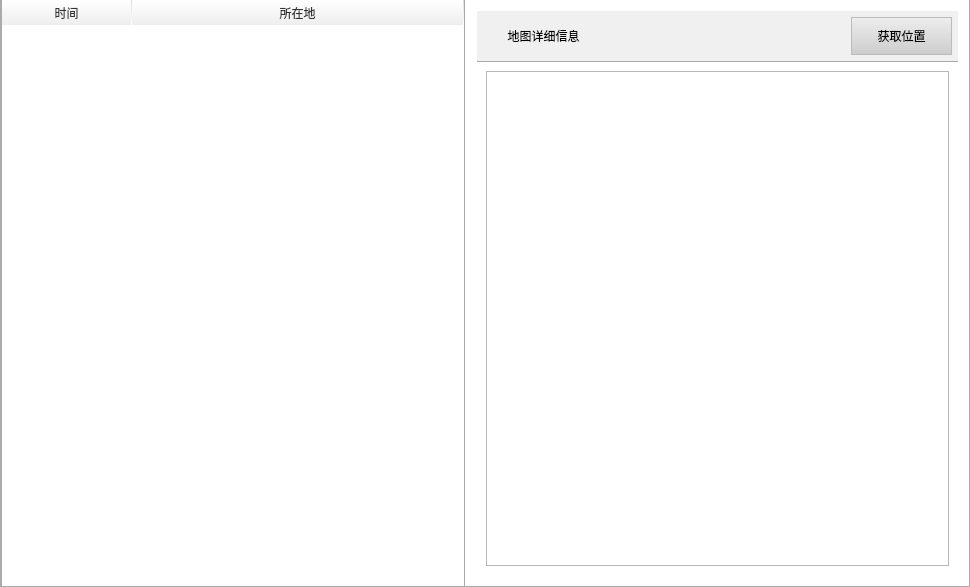
The window that mapinfodlg.ui (yzx65/RemoteControl) describes before a commit, drawn with Qt 5.
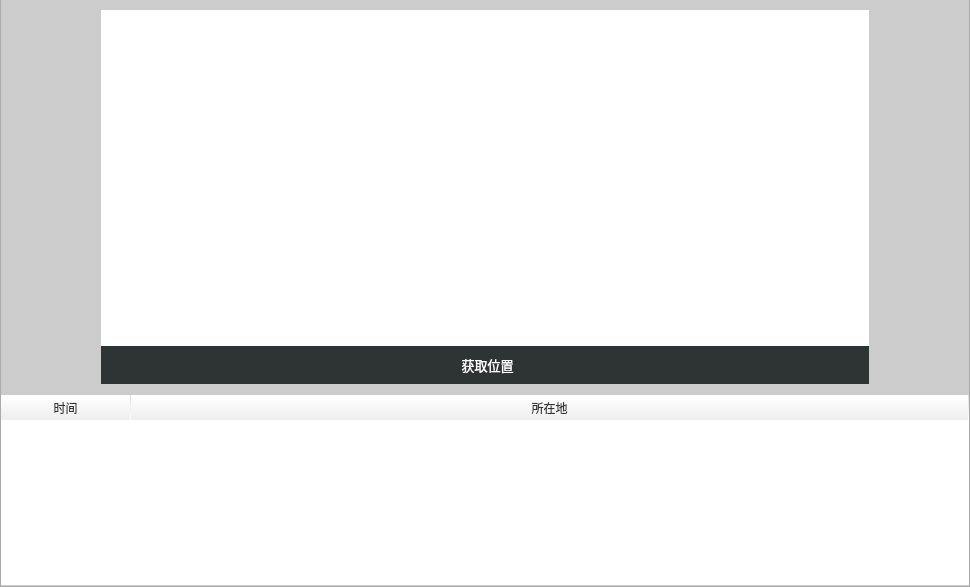
The same window after the commit. Icons and pictures are not drawn.

What changed in the file:
```diff
--- a/mapinfodlg.ui
+++ b/mapinfodlg.ui
@@ -13,6 +13,12 @@
   <property name="windowTitle">
    <string>MapInfoDlg</string>
   </property>
+  <property name="styleSheet">
+   <string notr="true">QFrame#MapInfoDlg
+{
+	background-color:#cccccc;
+}</string>
+  </property>
   <layout class="QHBoxLayout" name="horizontalLayout">
    <property name="spacing">
     <number>0</number>
@@ -25,7 +31,7 @@
      <property name="styleSheet">
       <string notr="true">QFrame#map
 {	
- background-color:white;
+ background-color:#cccccc;
 border:1px solid #aaaaaa;
  border-top-width:0px;
 }</string>
@@ -36,7 +42,7 @@
      <property name="frameShadow">
       <enum>QFrame::Raised</enum>
      </property>
-     <layout class="QHBoxLayout" name="horizontalLayout_11">
+     <layout class="QVBoxLayout" name="verticalLayout_2">
       <property name="spacing">
        <number>0</number>
       </property>
@@ -44,19 +50,177 @@
        <number>0</number>
       </property>
       <item>
-       <widget class="QSplitter" name="spltMap">
+       <layout class="QVBoxLayout" name="verticalLayout_21">
+        <property name="spacing">
+         <number>0</number>
+        </property>
+        <item>
+         <spacer name="verticalSpacer_2">
+          <property name="orientation">
+           <enum>Qt::Vertical</enum>
+          </property>
+          <property name="sizeType">
+           <enum>QSizePolicy::Fixed</enum>
+          </property>
+          <property name="sizeHint" stdset="0">
+           <size>
+            <width>20</width>
+            <height>10</height>
+           </size>
+          </property>
+         </spacer>
+        </item>
+       </layout>
+      </item>
+      <item>
+       <layout class="QHBoxLayout" name="horizontalLayout_2">
+        <item>
+         <spacer name="horizontalSpacer">
+          <property name="orientation">
+           <enum>Qt::Horizontal</enum>
+          </property>
+          <property name="sizeType">
+           <enum>QSizePolicy::Fixed</enum>
+          </property>
+          <property name="sizeHint" stdset="0">
+           <size>
+            <width>100</width>
+            <height>20</height>
+           </size>
+          </property>
+         </spacer>
+        </item>
+        <item>
+         <layout class="QVBoxLayout" name="verticalLayout">
+          <property name="spacing">
+           <number>0</number>
+          </property>
+          <item>
+           <widget class="QFrame" name="mapContainer">
         <property name="sizePolicy">
-         <sizepolicy hsizetype="Minimum" vsizetype="Preferred">
+             <sizepolicy hsizetype="Expanding" vsizetype="Expanding">
           <horstretch>0</horstretch>
           <verstretch>0</verstretch>
          </sizepolicy>
         </property>
+            <property name="minimumSize">
+             <size>
+              <width>500</width>
+              <height>300</height>
+             </size>
+            </property>
+            <property name="styleSheet">
+             <string notr="true">QFrame#mapContainer
+{
+	padding:-10px;
+	border:1px solid white;
+	background-color:white;
+}</string>
+            </property>
+            <property name="frameShape">
+             <enum>QFrame::StyledPanel</enum>
+            </property>
+            <property name="frameShadow">
+             <enum>QFrame::Raised</enum>
+            </property>
+           </widget>
+          </item>
+          <item>
+           <widget class="QPushButton" name="btnGetLocation">
+            <property name="sizePolicy">
+             <sizepolicy hsizetype="Expanding" vsizetype="Fixed">
+              <horstretch>0</horstretch>
+              <verstretch>0</verstretch>
+             </sizepolicy>
+            </property>
+            <property name="minimumSize">
+             <size>
+              <width>101</width>
+              <height>38</height>
+             </size>
+            </property>
+            <property name="maximumSize">
+             <size>
+              <width>9999</width>
+              <height>38</height>
+             </size>
+            </property>
+            <property name="styleSheet">
+             <string notr="true">QPushButton
+{
+	font-family:&quot;Microsoft Yahei&quot;;
+	font-size:13px;
+	border:0px solid #aaaaaa;
+	color:white;
+	padding-left:5px;
+	background-color:transparent;
+	text-align:center;
+	background-color:rgb(46,52,52);
+}
+
+QPushButton:hover
+{
+	background-color:rgb(128,188,255);
+}
+
+QPushButton:pressed
+{
+	background-color:rgb(128,188,255);
+	margin:1px;
+}</string>
+            </property>
+            <property name="text">
+             <string>获取位置</string>
+            </property>
+            <property name="icon">
+             <iconset resource="maindlg.qrc">
+              <normaloff>:/image/location.png</normaloff>:/image/location.png</iconset>
+            </property>
+            <property name="iconSize">
+             <size>
+              <width>24</width>
+              <height>24</height>
+             </size>
+            </property>
+           </widget>
+          </item>
+         </layout>
+        </item>
+        <item>
+         <spacer name="horizontalSpacer_2">
         <property name="orientation">
          <enum>Qt::Horizontal</enum>
         </property>
-        <property name="handleWidth">
-         <number>1</number>
-        </property>
+          <property name="sizeType">
+           <enum>QSizePolicy::Fixed</enum>
+          </property>
+          <property name="sizeHint" stdset="0">
+           <size>
+            <width>100</width>
+            <height>20</height>
+           </size>
+          </property>
+         </spacer>
+        </item>
+       </layout>
+      </item>
+      <item>
+       <spacer name="verticalSpacer">
+        <property name="orientation">
+         <enum>Qt::Vertical</enum>
+        </property>
+        <property name="sizeType">
+         <enum>QSizePolicy::Fixed</enum>
+        </property>
+        <property name="sizeHint" stdset="0">
+         <size>
+          <width>10</width>
+          <height>10</height>
+         </size>
+        </property>
+       </spacer>
+      </item>
+      <item>
         <widget class="QTableWidget" name="tbLocationHistory">
          <property name="sizePolicy">
           <sizepolicy hsizetype="Minimum" vsizetype="Minimum">
@@ -99,9 +263,9 @@
 }
 
 QFrame#tbLocationHistory{
-	border:1px solid #aaaaaa;
-	border-bottom-width:0px;
-	border-top-width:0px;
+	border:0px solid #cccccc;
+	border-bottom-width:1px;
+	border-top-width:1px;
 }
 
  QHeaderView::down-arrow {
@@ -182,167 +346,6 @@
            <string>所在地</string>
           </property>
          </column>
-        </widget>
-        <widget class="QWidget" name="layoutWidget">
-         <layout class="QVBoxLayout" name="verticalLayout_21">
-          <property name="spacing">
-           <number>0</number>
-          </property>
-          <item>
-           <widget class="QFrame" name="frame_getlocation">
-            <property name="styleSheet">
-             <string notr="true">QFrame#frame_getlocation
-{
-	background-color:rgb(240,240,240);
-}
-
-QFrame#frame_getlocation
-{
-	border:0px solid #aaaaaa;
-	border-bottom-width:1px;
-}</string>
-            </property>
-            <layout class="QHBoxLayout" name="horizontalLayout_8">
-             <property name="topMargin">
-              <number>6</number>
-             </property>
-             <property name="rightMargin">
-              <number>6</number>
-             </property>
-             <property name="bottomMargin">
-              <number>6</number>
-             </property>
-             <item>
-              <widget class="QLabel" name="label_15">
-               <property name="maximumSize">
-                <size>
-                 <width>24</width>
-                 <height>24</height>
-                </size>
-               </property>
-               <property name="text">
-                <string/>
-               </property>
-               <property name="pixmap">
-                <pixmap resource="maindlg.qrc">:/image/location.png</pixmap>
-               </property>
-               <property name="scaledContents">
-                <bool>true</bool>
-               </property>
-              </widget>
-             </item>
-             <item>
-              <widget class="QLabel" name="label_14">
-               <property name="styleSheet">
-                <string notr="true">QLabel
-{
-	font-family:&quot;Microsoft Yahei&quot;;
-}</string>
-               </property>
-               <property name="text">
-                <string>  地图详细信息</string>
-               </property>
-              </widget>
-             </item>
-             <item>
-              <spacer name="horizontalSpacer_12">
-               <property name="orientation">
-                <enum>Qt::Horizontal</enum>
-               </property>
-               <property name="sizeHint" stdset="0">
-                <size>
-                 <width>40</width>
-                 <height>20</height>
-                </size>
-               </property>
-              </spacer>
-             </item>
-             <item>
-              <widget class="QToolButton" name="btnGetLocation">
-               <property name="minimumSize">
-                <size>
-                 <width>101</width>
-                 <height>38</height>
-                </size>
-               </property>
-               <property name="maximumSize">
-                <size>
-                 <width>101</width>
-                 <height>38</height>
-                </size>
-               </property>
-               <property name="styleSheet">
-                <string notr="true">QToolButton
-{
-	font-family:&quot;Microsoft Yahei&quot;;
-}
-QToolButton
-{
-	font-family:&quot;Microsoft Yahei&quot;;
-	border:1px solid #bbbbbb;
-	background-color: qlineargradient(spread:pad, x1:0, y1:0, x2:0, y2:1, stop:0 #eeeeee, stop:1 #cccccc);
-}
-
-QToolButton:hover
-{
-	background-color:#d5d5d5;
-}
-
-QToolButton:pressed
-{
-	background-color: qlineargradient(spread:pad, x1:0, y1:0, x2:0, y2:1, stop:0 #cccccc, stop:1 #eeeeee);
-}
-
-QToolButton:disabled
-{
-	background-color:transparent;
-}</string>
-               </property>
-               <property name="text">
-                <string>获取位置</string>
-               </property>
-               <property name="icon">
-                <iconset resource="maindlg.qrc">
-                 <normaloff>:/image/location.png</normaloff>:/image/location.png</iconset>
-               </property>
-               <property name="iconSize">
-                <size>
-                 <width>24</width>
-                 <height>24</height>
-                </size>
-               </property>
-               <property name="toolButtonStyle">
-                <enum>Qt::ToolButtonTextBesideIcon</enum>
-               </property>
-              </widget>
-             </item>
-            </layout>
-           </widget>
-          </item>
-          <item>
-           <widget class="QFrame" name="mapContainer">
-            <property name="sizePolicy">
-             <sizepolicy hsizetype="Expanding" vsizetype="Expanding">
-              <horstretch>0</horstretch>
-              <verstretch>0</verstretch>
-             </sizepolicy>
-            </property>
-            <property name="styleSheet">
-             <string notr="true">QFrame#mapContainer
-{
-	padding:-10px;
-}</string>
-            </property>
-            <property name="frameShape">
-             <enum>QFrame::StyledPanel</enum>
-            </property>
-            <property name="frameShadow">
-             <enum>QFrame::Raised</enum>
-            </property>
-           </widget>
-          </item>
-         </layout>
-        </widget>
        </widget>
       </item>
      </layout>
```
Lines whose indentation alone changed are shown as unchanged.
